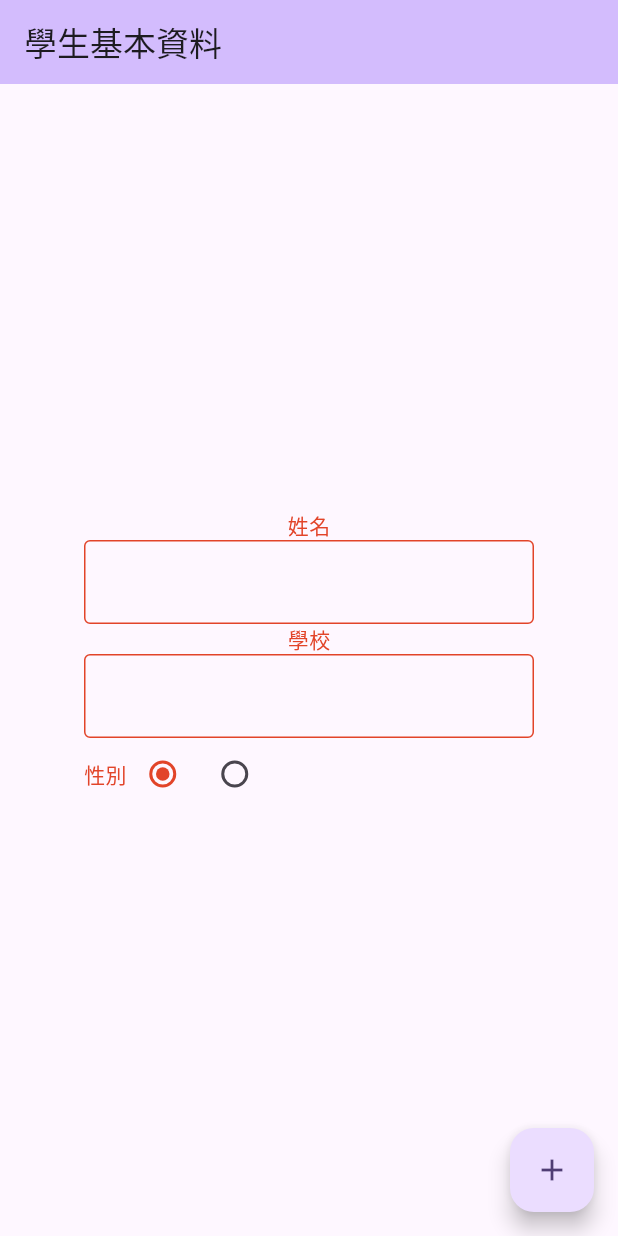
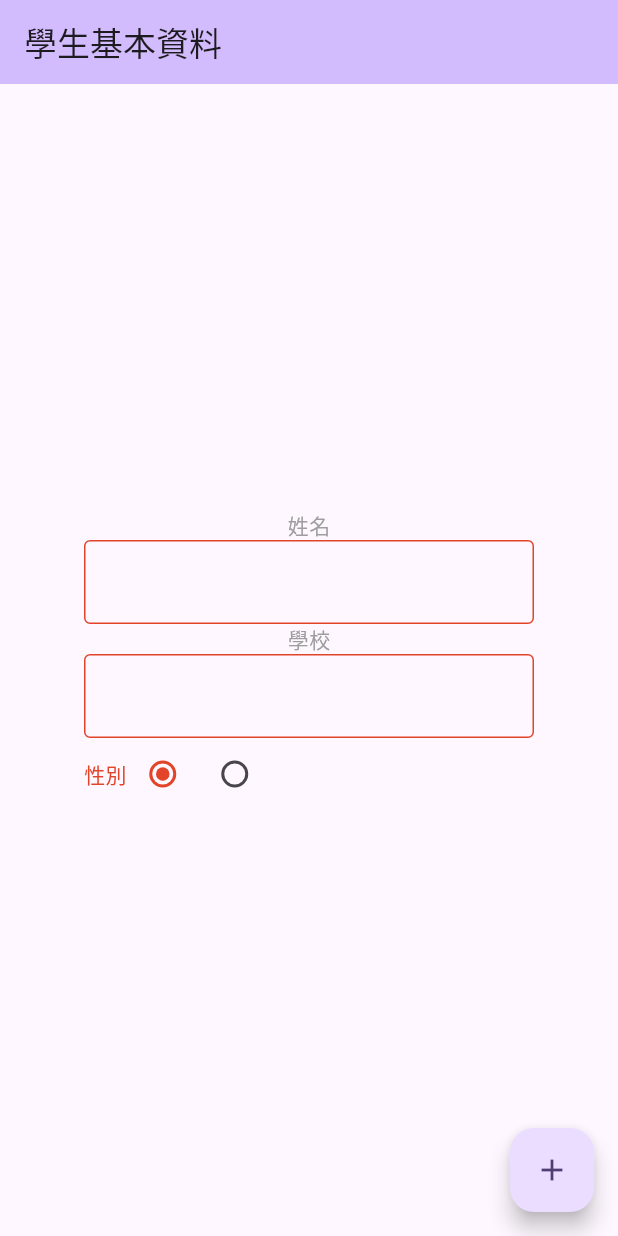
Before and after one commit to e2755699/yellow_ribbon_studying_system, a Flutter app: the screen it shows after launch, on a phone screen of 412 x 824 dp. Run offline on Flutter 3.47's test engine with Material 3 defaults, Android fonts, the light colour scheme and no system bars.

Commit message:
add on foucs desgin

```diff
--- a/packages/ui_component/lib/src/forms/yr_form_field.dart
+++ b/packages/ui_component/lib/src/forms/yr_form_field.dart
@@ -4,20 +4,35 @@ import 'package:flutter/material.dart';
 import 'package:ui_component/src/design_token.dart';
 import 'package:ui_component/src/forms/yr_text.dart';
 
-class YrFormField extends StatelessWidget {
+class YrFormField extends StatefulWidget {
   final String data;
 
   const YrFormField(this.data, {super.key});
 
   @override
+  State<YrFormField> createState() => _YrFormFieldState();
+}
+
+class _YrFormFieldState extends State<YrFormField> {
+  final FocusScopeNode focusScopeNode = FocusScopeNode();
+
+  @override
   Widget build(BuildContext context) {
-    return SizedBox(
+    return FocusScope(
+      node: focusScopeNode,
+      onFocusChange: (bool onFocus) {
+        setState(() {});
+
+      },
+      child: SizedBox(
         width: YrDesignToken.form.width,
         child: Column(
           children: [
             YrText(
-            data: data,
-            color: YrDesignToken.form.color,
+              data: widget.data,
+              color: focusScopeNode.hasFocus
+                  ? YrDesignToken.form.color
+                  : Colors.grey,
             ),
             TextField(
               decoration: InputDecoration(
@@ -35,6 +50,7 @@ class YrFormField extends StatelessWidget {
             ),
           ],
         ),
+      ),
     );
   }
 }
```
Lines whose indentation alone changed are shown as unchanged.
